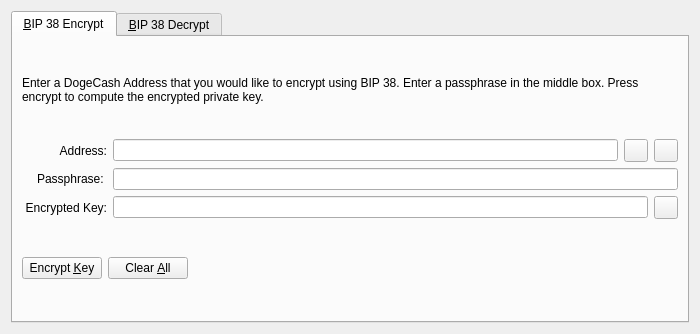
Qt form src/qt/forms/bip38tooldialog.ui (dogecash/dogecash-old) before a commit.
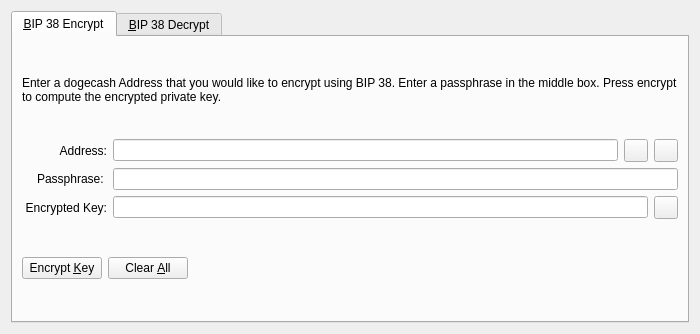
The same form after that commit. The open tabs and pages were chosen to show the change. Icons and pictures are not drawn. Custom widgets are drawn as their Qt base class.

Diff of the .ui file:
```diff
--- a/src/qt/forms/bip38tooldialog.ui
+++ b/src/qt/forms/bip38tooldialog.ui
@@ -30,7 +30,7 @@
        <item>
         <widget class="QLabel" name="infoLabel_ENC">
          <property name="text">
-          <string>Enter a DogeCash Address that you would like to encrypt using BIP 38. Enter a passphrase in the middle box. Press encrypt to compute the encrypted private key.</string>
+          <string>Enter a dogecash Address that you would like to encrypt using BIP 38. Enter a passphrase in the middle box. Press encrypt to compute the encrypted private key.</string>
          </property>
          <property name="textFormat">
           <enum>Qt::PlainText</enum>
```
Left out of the diff: 22 changed lines with no effect on the pictures.
